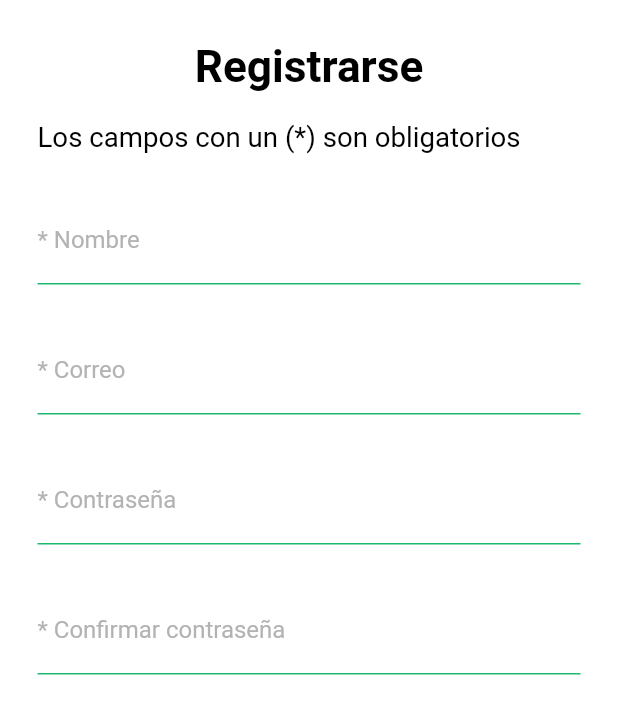
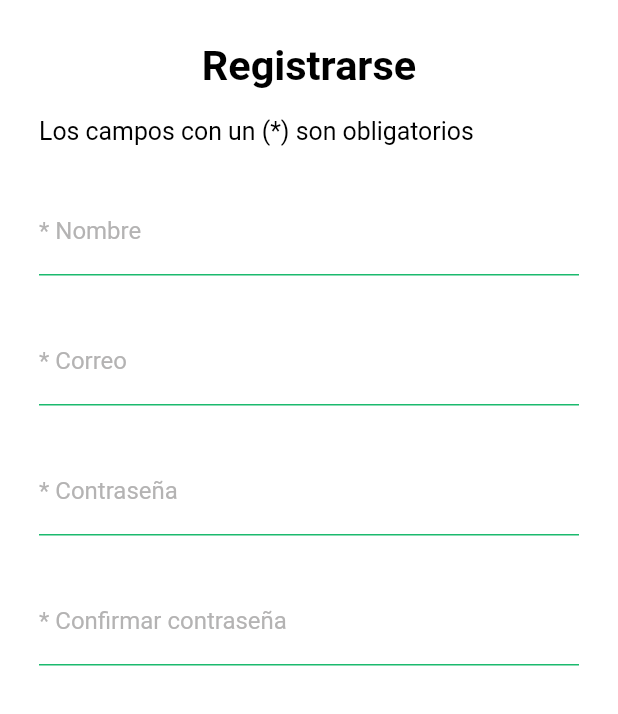
Before and after one commit to rylmfqt28/Cochabamba-cultural, a Flutter app: the UserRegisterScreen screen opened by its route, on a phone screen of 412 x 824 dp. Shown: the top 714 px of the screen. Run offline on Flutter 3.47's test engine with Material 2 defaults, Android fonts, the phone set to English and light mode, and no system bars; our stand-ins replace flutter_svg.

Commit message:
Correcion ancho maximo de los containers

```diff
--- a/lib/ui/screen/user_register_screen.dart
+++ b/lib/ui/screen/user_register_screen.dart
@@ -19,6 +19,11 @@ class UserRegisterScreen extends StatelessWidget {
           onTap: () {
             FocusScope.of(context).unfocus();
           },
+          child: Center(
+            child: Container(
+              constraints: BoxConstraints(
+                maxWidth: responsive.isTablet ? 430 : 360,
+              ),
               child: Stack(
                 children: [
                   ListView(
@@ -29,68 +34,54 @@ class UserRegisterScreen extends StatelessWidget {
                         textAlign: TextAlign.center,
                         style: TextStyle(
                           color: Colors.black,
-                    fontSize: responsive.dp(3.2),
+                          fontSize: responsive.dp(3),
                           fontWeight: FontWeight.bold,
                         ),
                       ),
                       SizedBox(height: responsive.dp(2)),
-                Padding(
-                  padding: const EdgeInsets.fromLTRB(25.0, 0, 25.0, 0.0),
-                  child: Text(
+                      Text(
                         "Los campos con un (*) son obligatorios",
                         textAlign: TextAlign.left,
                         style: TextStyle(
                           color: Colors.black,
-                      fontSize: responsive.dp(2),
-                    ),
+                          fontSize: responsive.dp(1.8),
                         ),
                       ),
                       SizedBox(height: responsive.dp(3)),
-                Padding(
-                  padding: const EdgeInsets.fromLTRB(25.0, 0.0, 25.0, 0),
-                  child: InputTextWidget(
+                      InputTextWidget(
                           labelInput: "* Nombre",
                           hintInput: "Ingrese su nombre",
                           colorLabel: colorApp.primaryFont,
                           colorHint: colorApp.placeHolder,
                           inputPassword: false),
-                ),
                       SizedBox(height: responsive.dp(3)),
-                Padding(
-                  padding: const EdgeInsets.fromLTRB(25.0, 0.0, 25.0, 0),
-                  child: InputTextWidget(
+                      InputTextWidget(
                           labelInput: "* Correo",
                           hintInput: "Ingrese su correo",
                           colorLabel: colorApp.primaryFont,
                           colorHint: colorApp.placeHolder,
                           keyboardType: TextInputType.emailAddress,
                           inputPassword: false),
-                ),
                       SizedBox(height: responsive.dp(3)),
-                Padding(
-                  padding: const EdgeInsets.fromLTRB(25.0, 0.0, 25.0, 0),
-                  child: InputTextWidget(
+                      InputTextWidget(
                           labelInput: "* Contraseña",
                           hintInput: "Ingrese su constraseña",
                           colorLabel: colorApp.primaryFont,
                           colorHint: colorApp.placeHolder,
                           inputPassword: true),
-                ),
                       SizedBox(height: responsive.dp(3)),
-                Padding(
-                  padding: const EdgeInsets.fromLTRB(25.0, 0.0, 25.0, 0),
-                  child: InputTextWidget(
+                      InputTextWidget(
                           labelInput: "* Confirmar contraseña",
                           hintInput: "Ingrese nuevamente su contraseña",
                           colorLabel: colorApp.primaryFont,
                           colorHint: colorApp.placeHolder,
                           inputPassword: true),
-                ),
                     ],
                   )
                 ],
               ),
             ),
+          )),
     );
   }
 }
--- a/lib/utils/responsive.dart
+++ b/lib/utils/responsive.dart
@@ -5,6 +5,7 @@ class Responsive {
   late double _width;
   late double _height;
   late double _diagonal;
+  late bool _isTablet;
 
   Responsive(BuildContext context) {
     final Size size = MediaQuery.of(context).size;
@@ -12,6 +13,8 @@ class Responsive {
     _height = size.height;
 
     _diagonal = math.sqrt(math.pow(_width, 2) + math.pow(_height, 2));
+
+    _isTablet = size.shortestSide >= 600;
   }
 
   double wp(double percent) => (_width * percent) / 100;
@@ -21,6 +24,7 @@ class Responsive {
   double get width => _width;
   double get height => _height;
   double get diagonal => _diagonal;
+  bool get isTablet => _isTablet;
 
   static Responsive of(BuildContext context) => Responsive(context);
 }
```
Also changed, not shown: lib/ui/screen/welcome_screen.dart (+15 -22 lines). Lines whose indentation alone changed are shown as unchanged.
